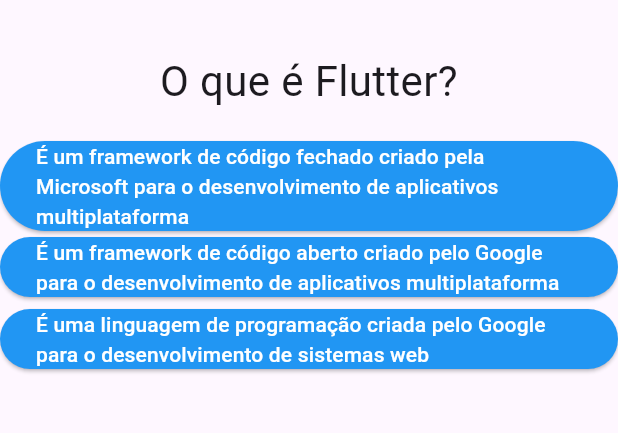
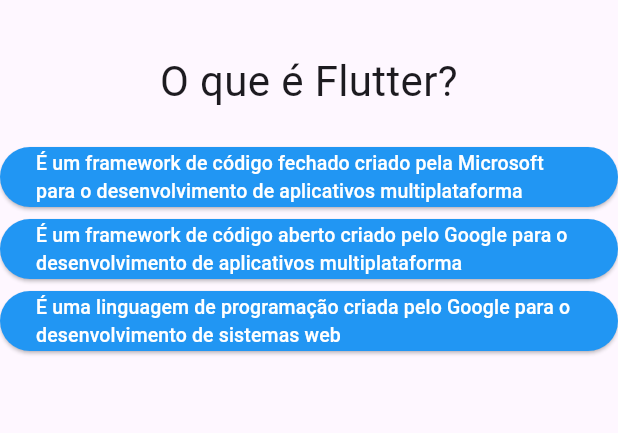
Before and after one commit to itscaiocunha/QuizProject, a Flutter app: the screen it shows after launch, on a phone screen of 412 x 824 dp, the part 63-496 px from its top. Run offline on Flutter 3.47's test engine with Material 3 defaults, Android fonts, the phone set to English and light mode, and no system bars.

Commit message:
feat: size font

```diff
--- a/lib/resposta.dart
+++ b/lib/resposta.dart
@@ -12,7 +12,10 @@ class Resposta extends StatelessWidget {
       width: double.infinity,
       child: ElevatedButton(
         onPressed: onSelecao,
-        child: Text(texto),
+        child: Text(
+          texto,
+          style: const TextStyle(fontSize: 13),
+        ),
         style: ElevatedButton.styleFrom(
           backgroundColor: Colors.blue,
           foregroundColor: Colors.white,
```
